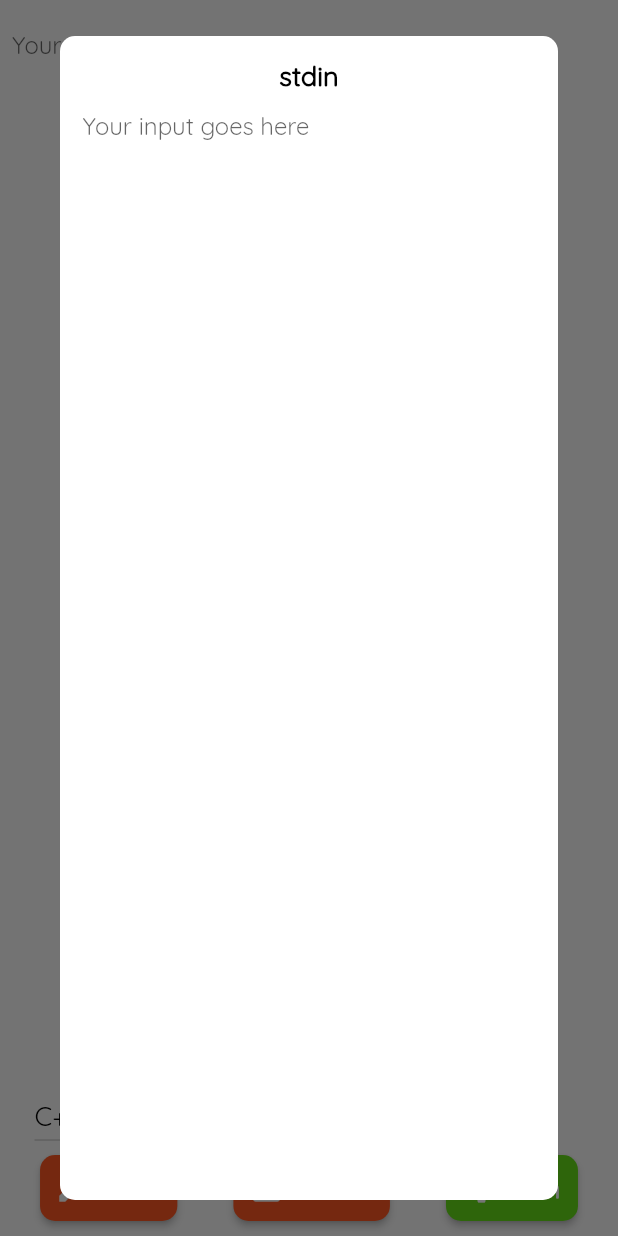
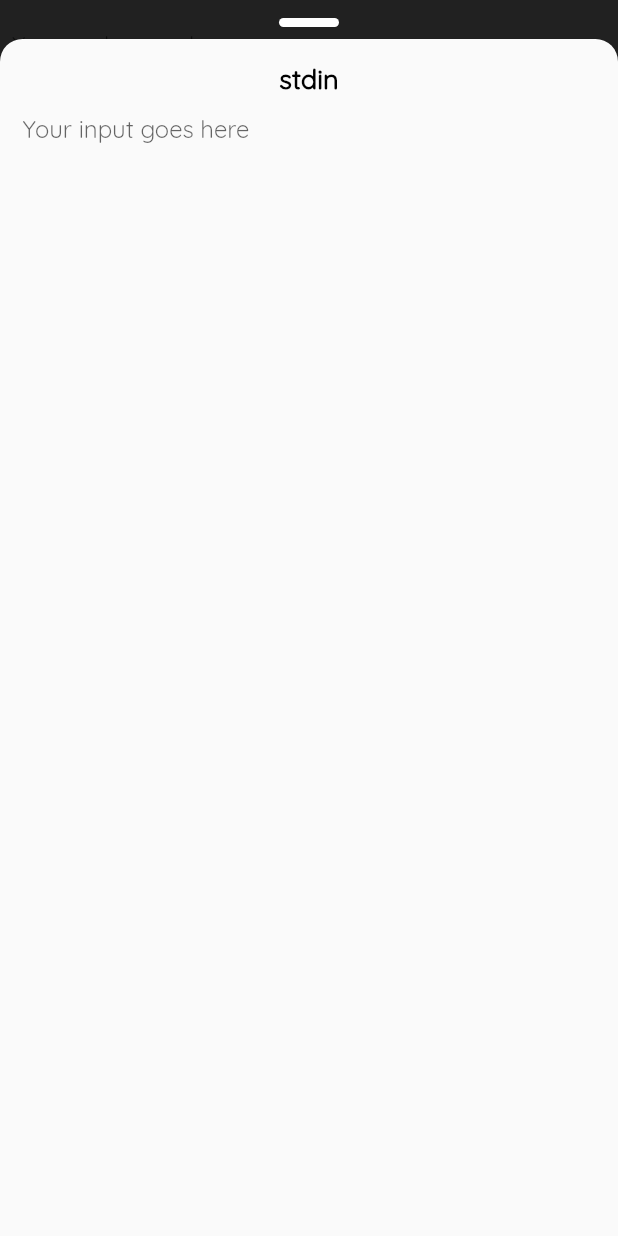
Before and after one commit to CodeKaksha/codekaksha_android, a Flutter app: the Editor widget shown alone on an empty page, opened directly, after a tap on "stdin", on a phone screen of 412 x 824 dp. Run offline on Flutter 3.47's test engine with Material 2 defaults, Android fonts, the phone set to English and light mode, and no system bars; our stand-ins replace modal_bottom_sheet; missing offline and left inert: whiteboardkit.

```diff
--- a/lib/editor.dart
+++ b/lib/editor.dart
@@ -2,6 +2,8 @@ import 'package:CodeKaksha/main.dart';
 import 'package:flutter/material.dart';
 import 'package:http/http.dart' as http;
 import 'dart:convert';
+
+import 'package:modal_bottom_sheet/modal_bottom_sheet.dart';
 
 class Editor extends StatefulWidget {
   @override
@@ -16,7 +18,9 @@ class _EditorState extends State<Editor>
   String dropDownValue = "C++";
   var langShortForm = {'C++': 'cpp', 'Java': 'java', 'Python': 'python3'};
 
-  final myController = TextEditingController();
+  final editorController = TextEditingController();
+  final stdinController = TextEditingController();
+  String stdoutText = 'Write some code and run to see the output';
 
   var api = 'https://emkc.org/api/v1/piston/execute';
   var response, stdout;
@@ -24,12 +28,12 @@ class _EditorState extends State<Editor>
     response = await http.post(api,
         body: jsonEncode({'language': lang, 'source': src, 'args': args}));
     stdout = jsonDecode(response.body)['stdout'];
-    print(stdout.toString());
+    print('Output: ${stdout.toString()}');
   }
 
   @override
   void dispose() {
-    myController.dispose();
+    editorController.dispose();
     super.dispose();
   }
 
@@ -44,7 +48,7 @@ class _EditorState extends State<Editor>
             //the column or row widget determines the intrinsic size of its non-flexible childen but since
             //the text field is taking up the entire space we need to make it flexible
             child: TextField(
-              controller: myController,
+              controller: editorController,
               autofocus: false,
               keyboardType: TextInputType.multiline,
               maxLines: null,
@@ -79,6 +83,7 @@ class _EditorState extends State<Editor>
                 onChanged: (String newValue) {
                   setState(() {
                     dropDownValue = newValue;
+                    FocusScope.of(context).unfocus();
                   });
                 },
                 items: <String>["C++", "Java", "Python"]
@@ -98,9 +103,44 @@ class _EditorState extends State<Editor>
                 children: [
                   RaisedButton.icon(
                     onPressed: () {
-                      showDialog(
+                      FocusScope.of(context).unfocus();
+                      showBarModalBottomSheet(
                           context: context,
-                          builder: (BuildContext context) => ShowDialogStdIn());
+                          builder: (context) {
+                            return Container(
+                              margin: EdgeInsets.only(left: 15.0, right: 15.0),
+                              child: Column(
+                                children: [
+                                  SizedBox(height: 15),
+                                  Text(
+                                    "stdin",
+                                    style: TextStyle(
+                                      color: Colors.black,
+                                      fontSize: 18,
+                                      fontFamily: "Quicksand",
+                                      fontWeight: FontWeight.bold,
+                                    ),
+                                  ),
+                                  Flexible(
+                                    child: TextField(
+                                      controller: stdinController,
+                                      keyboardType: TextInputType.multiline,
+                                      maxLines: null,
+                                      expands: true,
+                                      decoration: InputDecoration(
+                                        hintText: "Your input goes here",
+                                        border: InputBorder.none,
+                                        focusedBorder: InputBorder.none,
+                                        enabledBorder: InputBorder.none,
+                                        errorBorder: InputBorder.none,
+                                        disabledBorder: InputBorder.none,
+                                      ),
+                                    ),
+                                  ),
+                                ],
+                              ),
+                            );
+                          });
                     },
                     padding: EdgeInsets.all(10.0),
                     shape: RoundedRectangleBorder(
@@ -123,7 +163,35 @@ class _EditorState extends State<Editor>
                     splashColor: Colors.yellow,
                   ),
                   RaisedButton.icon(
-                    onPressed: () {},
+                    onPressed: () {
+                      FocusScope.of(context).unfocus();
+                      showBarModalBottomSheet(
+                          context: context,
+                          builder: (context) {
+                            return Container(
+                              margin: EdgeInsets.only(left: 15.0, right: 15.0),
+                              child: Column(
+                                crossAxisAlignment: CrossAxisAlignment.start,
+                                children: [
+                                  SizedBox(height: 15),
+                                  Center(
+                                    child: Text(
+                                      "stdout",
+                                      style: TextStyle(
+                                        color: Colors.black,
+                                        fontSize: 18,
+                                        fontFamily: "Quicksand",
+                                        fontWeight: FontWeight.bold,
+                                      ),
+                                    ),
+                                  ),
+                                  SizedBox(height: 15),
+                                  Text(stdoutText),
+                                ],
+                              ),
+                            );
+                          });
+                    },
                     padding: EdgeInsets.all(10.0),
                     shape: RoundedRectangleBorder(
                       borderRadius: BorderRadius.all(Radius.circular(10.0)),
@@ -146,8 +214,9 @@ class _EditorState extends State<Editor>
                   ),
                   RaisedButton.icon(
                     onPressed: () {
-                      executeCode(
-                          langShortForm[dropDownValue], myController.text, "");
+                      FocusScope.of(context).unfocus();
+                      executeCode(langShortForm[dropDownValue],
+                          editorController.text, "");
                     },
                     padding: EdgeInsets.all(10.0),
                     shape: RoundedRectangleBorder(
--- a/pubspec.yaml
+++ b/pubspec.yaml
@@ -29,7 +29,7 @@ dependencies:
   cupertino_icons: ^0.1.3
   whiteboardkit: ^0.2.2
   http: ^0.12.2
-  provider: ^4.3.2+4
+  modal_bottom_sheet: ^1.0.0+1
 
 dev_dependencies:
   flutter_test:
```
Also changed, not shown: pubspec.lock.
